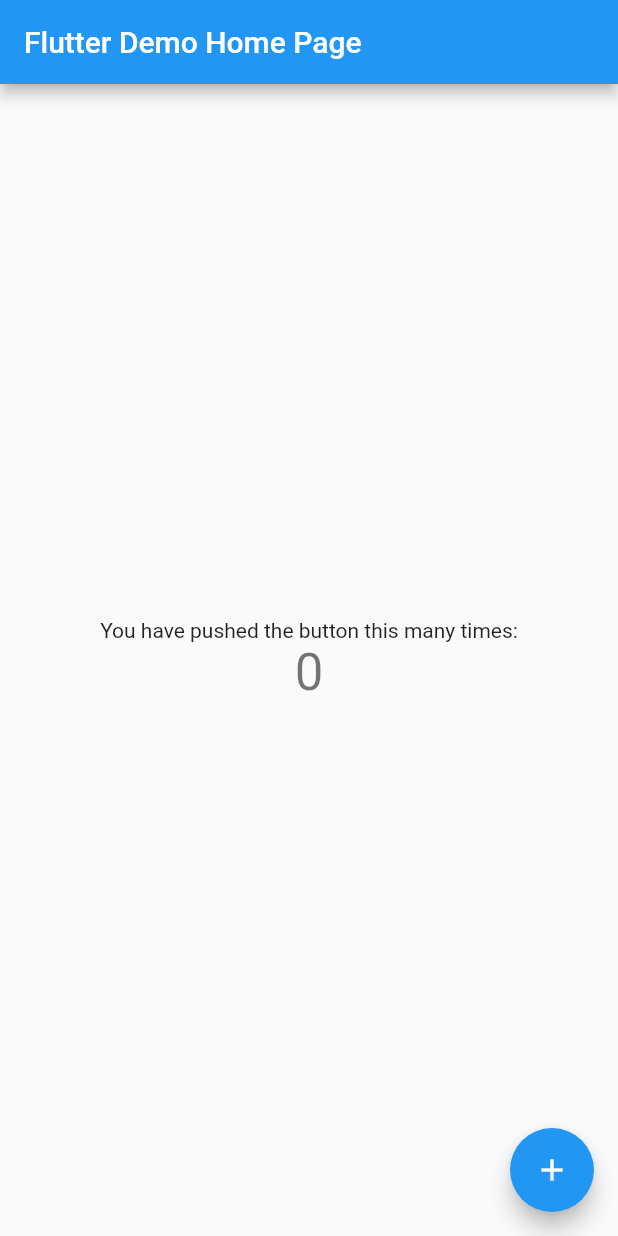
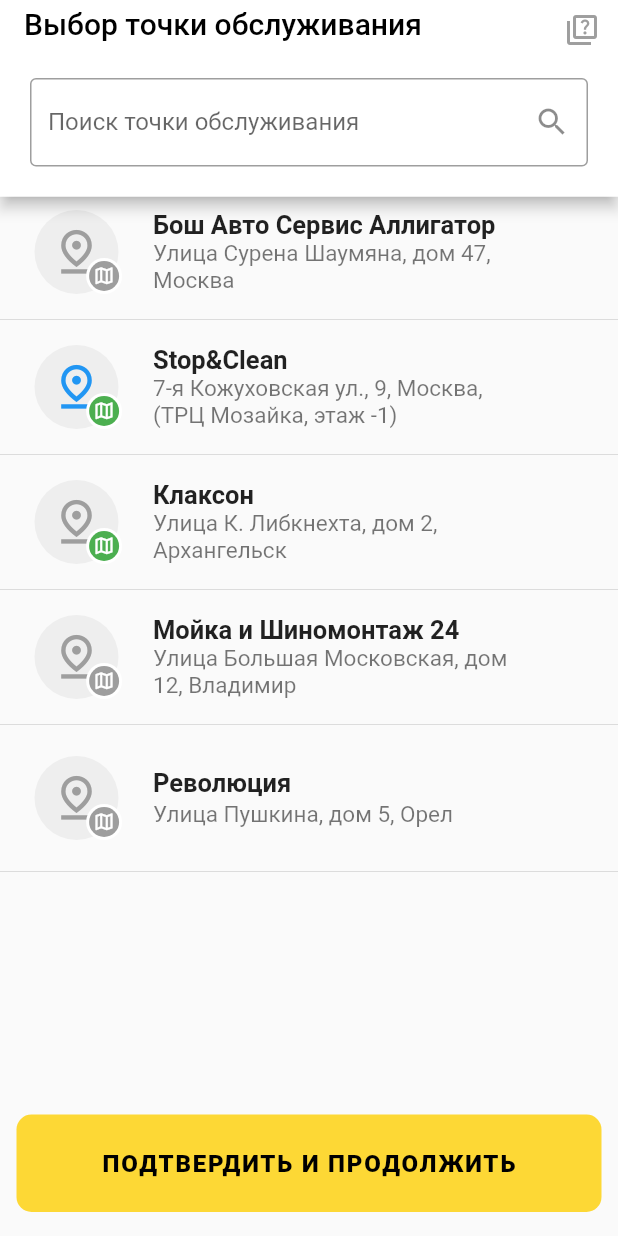
Before and after one commit to Toyho/test_req, a Flutter app: the screen it shows after launch, on a phone screen of 412 x 824 dp. Run offline on Flutter 3.47's test engine with Material 2 defaults, Android fonts, the phone set to English and light mode, and no system bars; our stand-ins replace fluttertoast.

Commit message:
New branch

```diff
--- /dev/null
+++ b/lib/appBar.dart
@@ -0,0 +1,42 @@
+import 'package:flutter/material.dart';
+
+
+
+class MyCustomAppBar extends StatelessWidget implements PreferredSizeWidget {
+
+  var controller;
+  var onItemChanged;
+
+  MyCustomAppBar(TextEditingController controller, Function(String value) onItemChanged){
+    this.controller = controller;
+    this.onItemChanged = onItemChanged;
+  }
+
+  @override
+  Widget build(BuildContext context) {
+    return Column(
+      children: [
+        Container(
+          color: Colors.white,
+          child: Padding(
+              padding: EdgeInsets.fromLTRB(20, 20, 20, 20),
+              child: TextField(
+                onChanged: onItemChanged,
+                controller: controller,
+                decoration: InputDecoration(
+                  suffixIcon: Icon(Icons.search),
+                  border: OutlineInputBorder(),
+                  labelText: 'Поиск точки обслуживания',
+                ),
+              )
+          ),
+        ),
+      ],
+    );
+  }
+
+  @override
+  // TODO: implement preferredSize
+  Size get preferredSize => Size.fromHeight(75);
+
+}
--- a/lib/main.dart
+++ b/lib/main.dart
@@ -1,113 +1,18 @@
 import 'package:flutter/material.dart';
 
-void main() {
-  runApp(MyApp());
-}
+import 'searchWidget.dart';
+import 'strings.dart';
 
-class MyApp extends StatelessWidget {
-  // This widget is the root of your application.
+
+void main() => runApp(GHFlutterApp());
+
+class GHFlutterApp extends StatelessWidget {
   @override
   Widget build(BuildContext context) {
     return MaterialApp(
-      title: 'Flutter Demo',
-      theme: ThemeData(
-        // This is the theme of your application.
-        //
-        // Try running your application with "flutter run". You'll see the
-        // application has a blue toolbar. Then, without quitting the app, try
-        // changing the primarySwatch below to Colors.green and then invoke
-        // "hot reload" (press "r" in the console where you ran "flutter run",
-        // or simply save your changes to "hot reload" in a Flutter IDE).
-        // Notice that the counter didn't reset back to zero; the application
-        // is not restarted.
-        primarySwatch: Colors.blue,
-      ),
-      home: MyHomePage(title: 'Flutter Demo Home Page'),
+      debugShowCheckedModeBanner: false,
+      title: Strings.appTitle,
+      home: SearchWidget(),
     );
   }
 }
-
-class MyHomePage extends StatefulWidget {
-  MyHomePage({Key? key, required this.title}) : super(key: key);
-
-  // This widget is the home page of your application. It is stateful, meaning
-  // that it has a State object (defined below) that contains fields that affect
-  // how it looks.
-
-  // This class is the configuration for the state. It holds the values (in this
-  // case the title) provided by the parent (in this case the App widget) and
-  // used by the build method of the State. Fields in a Widget subclass are
-  // always marked "final".
-
-  final String title;
-
-  @override
-  _MyHomePageState createState() => _MyHomePageState();
-}
-
-class _MyHomePageState extends State<MyHomePage> {
-  int _counter = 0;
-
-  void _incrementCounter() {
-    setState(() {
-      // This call to setState tells the Flutter framework that something has
-      // changed in this State, which causes it to rerun the build method below
-      // so that the display can reflect the updated values. If we changed
-      // _counter without calling setState(), then the build method would not be
-      // called again, and so nothing would appear to happen.
-      _counter++;
-    });
-  }
-
-  @override
-  Widget build(BuildContext context) {
-    // This method is rerun every time setState is called, for instance as done
-    // by the _incrementCounter method above.
-    //
-    // The Flutter framework has been optimized to make rerunning build methods
-    // fast, so that you can just rebuild anything that needs updating rather
-    // than having to individually change instances of widgets.
-    return Scaffold(
-      appBar: AppBar(
-        // Here we take the value from the MyHomePage object that was created by
-        // the App.build method, and use it to set our appbar title.
-        title: Text(widget.title),
-      ),
-      body: Center(
-        // Center is a layout widget. It takes a single child and positions it
-        // in the middle of the parent.
-        child: Column(
-          // Column is also a layout widget. It takes a list of children and
-          // arranges them vertically. By default, it sizes itself to fit its
-          // children horizontally, and tries to be as tall as its parent.
-          //
-          // Invoke "debug painting" (press "p" in the console, choose the
-          // "Toggle Debug Paint" action from the Flutter Inspector in Android
-          // Studio, or the "Toggle Debug Paint" command in Visual Studio Code)
-          // to see the wireframe for each widget.
-          //
-          // Column has various properties to control how it sizes itself and
-          // how it positions its children. Here we use mainAxisAlignment to
-          // center the children vertically; the main axis here is the vertical
-          // axis because Columns are vertical (the cross axis would be
-          // horizontal).
-          mainAxisAlignment: MainAxisAlignment.center,
-          children: <Widget>[
-            Text(
-              'You have pushed the button this many times:',
-            ),
-            Text(
-              '$_counter',
-              style: Theme.of(context).textTheme.headline4,
-            ),
-          ],
-        ),
-      ),
-      floatingActionButton: FloatingActionButton(
-        onPressed: _incrementCounter,
-        tooltip: 'Increment',
-        child: Icon(Icons.add),
-      ), // This trailing comma makes auto-formatting nicer for build methods.
-    );
-  }
-}
--- /dev/null
+++ b/lib/member.dart
@@ -0,0 +1,25 @@
+class Member {
+  final int id;
+  final String name;
+  final String location;
+  final bool online;
+  final bool placeType;
+
+  Member(this.id, this.name, this.location, this.online, this.placeType) {
+    if (name == null) {
+      throw new ArgumentError("login of Member cannot be null. "
+          "Received: '$name'");
+    }
+    if (location == null) {
+      throw new ArgumentError("avatarUrl of Member cannot be null. "
+          "Received: '$location'");
+    }
+  }
+
+  Member.fromJson(Map<String, dynamic> json)
+      : id = json['id'],
+        name = json['name'],
+        location = json['location'],
+        online = json['online'],
+        placeType = json['placeType'];
+}
--- /dev/null
+++ b/lib/searchWidget.dart
@@ -0,0 +1,173 @@
+import 'dart:convert';
+
+import 'package:flutter/material.dart';
+import 'package:flutter/services.dart';
+import 'package:fluttertoast/fluttertoast.dart';
+import 'package:http/http.dart' as http;
+
+import 'appBar.dart';
+import 'member.dart';
+import 'strings.dart';
+
+class SearchState extends State<SearchWidget> {
+  TextEditingController _controller = new TextEditingController();
+
+  void _showToast(String nameOrganization) => Fluttertoast.showToast(
+      msg: "Выбрано $nameOrganization", toastLength: Toast.LENGTH_SHORT);
+
+  late int _selectedIndex = -1;
+  int _selectedId = -1;
+
+  static List<Member> myList = [
+    Member(1, "Бош Авто Сервис Аллигатор",
+        "Улица Сурена Шаумяна, дом 47, Москва", false, false),
+    Member(2, "Stop&Clean",
+        "7-я Кожуховская ул., 9, Москва, (ТРЦ Мозайка, этаж -1)", true, true),
+    Member(3, "Клаксон", "Улица К. Либкнехта, дом 2, Архангельск", true, false),
+    Member(4, "Мойка и Шиномонтаж 24",
+        "Улица Большая Московская, дом 12, Владимир", false, false),
+    Member(5, "Революция", "Улица Пушкина, дом 5, Орел", false, false),
+  ];
+  List<Member> newMyList = List.from(myList);
+
+  final _titleFont =
+      const TextStyle(fontSize: 17.0, fontWeight: FontWeight.bold);
+  final _subtitleFont =
+      const TextStyle(fontSize: 15.0, fontStyle: FontStyle.normal);
+
+  onItemChanged(String value) {
+    setState(() {
+      newMyList = myList
+          .where((string) =>
+              string.location.toLowerCase().contains(value.toLowerCase()))
+          .toList();
+    });
+  }
+
+  @override
+  void initState() {
+    super.initState();
+    _loadData();
+  }
+
+  @override
+  Widget build(BuildContext context) {
+    return Scaffold(
+      resizeToAvoidBottomInset: false,
+      appBar: AppBar(
+        title: Text(
+          Strings.appTitle,
+          style: TextStyle(
+            color: Colors.black,
+          ),
+        ),
+        backgroundColor: Colors.white,
+        actions: <Widget>[
+          IconButton(
+              onPressed: () {},
+              icon: const Icon(Icons.quiz_outlined),
+              color: Colors.grey)
+        ],
+        bottom: MyCustomAppBar(_controller, onItemChanged),
+      ),
+      body: ListView.builder(
+          itemCount: newMyList.length * 2,
+          itemBuilder: (BuildContext context, int position) {
+            if (position.isOdd) return Divider();
+            final index = position ~/ 2;
+            return _buildRow(index);
+          }),
+      floatingActionButton: SizedBox(
+        width: 390,
+        height: 65,
+        child: FloatingActionButton.extended(
+          onPressed: () {
+            if (_selectedIndex != -1) {
+              _showToast(myList[_selectedId-1].name);
+            }
+          },
+          label: const Text(
+            Strings.FABText,
+            style: TextStyle(
+              color: Colors.black,
+              fontSize: 16,
+              fontWeight: FontWeight.w800,
+            ),
+          ),
+          shape: RoundedRectangleBorder(
+              borderRadius: BorderRadius.all(Radius.circular(10.0))),
+          backgroundColor: Colors.yellow[600],
+          elevation: 0,
+        ),
+      ),
+      floatingActionButtonLocation: FloatingActionButtonLocation.centerFloat,
+    );
+  }
+
+  Widget _buildRow(int index) {
+    return Padding(
+        padding: const EdgeInsets.fromLTRB(0, 5, 0, 5),
+        child: ListTile(
+          title: Text("${newMyList[index].name}", style: _titleFont),
+          subtitle: Text("${newMyList[index].location}", style: _subtitleFont),
+          leading: Stack(
+            alignment: Alignment(0.8, 1),
+            children: [
+              CircleAvatar(
+                radius: 35.0,
+                backgroundColor: newMyList[index].id == _selectedId
+                    ? Colors.lightBlue[50]
+                    : Colors.grey[200],
+                child: Icon(Icons.pin_drop_outlined,
+                    color:
+                        newMyList[index].placeType ? Colors.blue : Colors.grey,
+                    size: 35),
+              ),
+              CircleAvatar(
+                  backgroundColor: Colors.white,
+                  radius: 12.0,
+                  child: CircleAvatar(
+                    backgroundColor:
+                        newMyList[index].online ? Colors.green : Colors.grey,
+                    radius: 10.0,
+                    child: Icon(
+                      Icons.map_outlined,
+                      size: 15.0,
+                      color: Colors.white,
+                    ),
+                  )),
+            ],
+          ),
+          trailing: newMyList[index].id == _selectedId
+              ? Icon(
+                  Icons.done,
+                  color: Colors.blue,
+                  size: 24.0,
+                )
+              : SizedBox(
+                  width: 24,
+                  height: 24,
+                ),
+          onTap: () {
+            setState(() {
+              _selectedId = newMyList[index].id;
+              _selectedIndex = index;
+            });
+          },
+        ));
+  }
+
+  _loadData() async {
+    setState(() {
+      final membersJSON = json.decode('assets/jsonExample.json');
+      var user = Member.fromJson(membersJSON);
+      print(user);
+    });
+  }
+
+}
+
+class SearchWidget extends StatefulWidget {
+  @override
+  createState() => SearchState();
+}
--- /dev/null
+++ b/lib/strings.dart
@@ -0,0 +1,4 @@
+class Strings {
+  static const String appTitle = "Выбор точки обслуживания";
+  static const String FABText = "ПОДТВЕРДИТЬ И ПРОДОЛЖИТЬ";
+}
```
Also changed, not shown: assets/jsonExample.json (added, +37 -0 lines), pubspec.yaml (+6 -27 lines), pubspec.lock, 4 other files.
